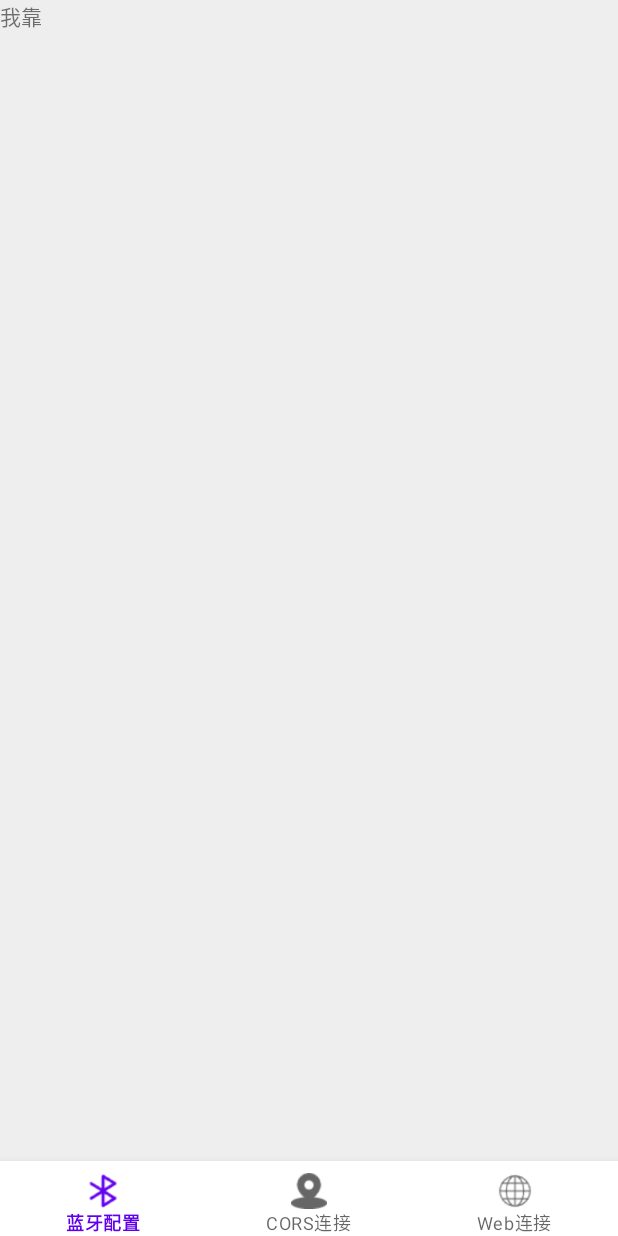
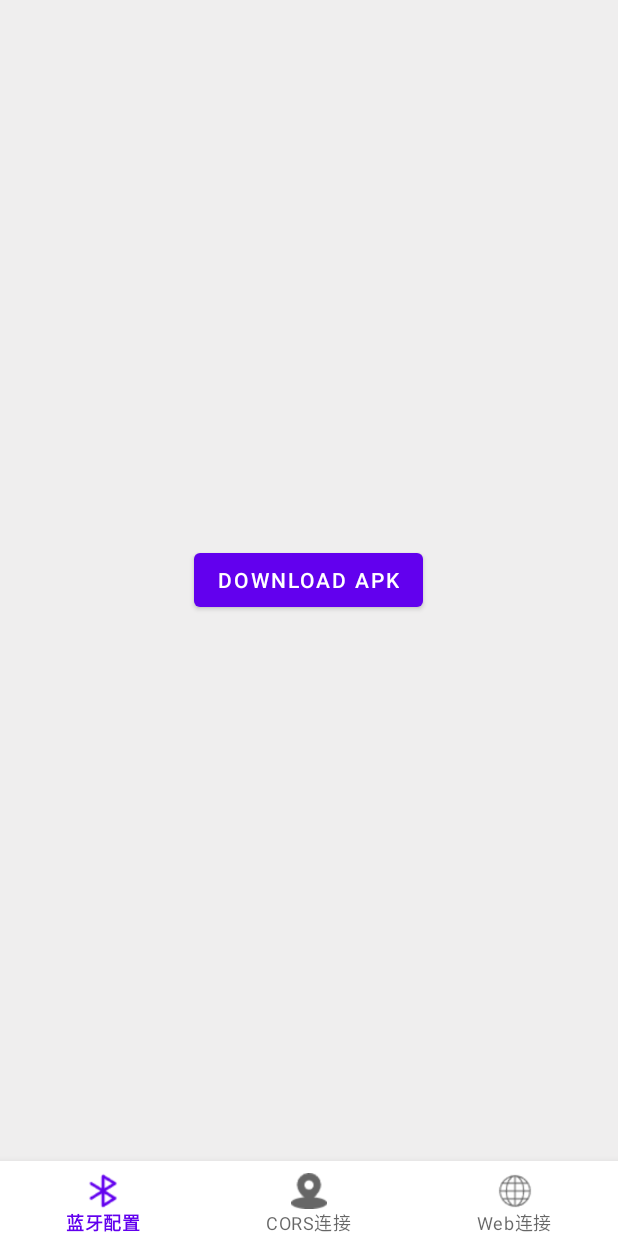
Before and after one commit to Wangshenggui/LC29H_RTK_APP, an Android app: the fragment Web_top2Fragment placed in its activity, on a phone screen of 412 x 824 dp. Run offline under Robolectric (Android 15) with nearby library versions, the light colour scheme and no system bars; 1 statement that could not run was skipped.

Commit message:
实现简单在线更新app

```diff
--- a/app/src/main/java/com/example/lc29h_rtk_app/main_fragment/web_topFragment/Web_top2Fragment.java
+++ b/app/src/main/java/com/example/lc29h_rtk_app/main_fragment/web_topFragment/Web_top2Fragment.java
@@ -1,12 +1,13 @@
 package com.example.lc29h_rtk_app.main_fragment.web_topFragment;
 
+import android.content.Intent;
+import android.net.Uri;
 import android.os.Bundle;
-
 import androidx.fragment.app.Fragment;
-
 import android.view.LayoutInflater;
 import android.view.View;
 import android.view.ViewGroup;
+import android.widget.Button;
 
 import com.example.lc29h_rtk_app.R;
 
@@ -17,12 +18,9 @@ import com.example.lc29h_rtk_app.R;
  */
 public class Web_top2Fragment extends Fragment {
 
-    // TODO: Rename parameter arguments, choose names that match
-    // the fragment initialization parameters, e.g. ARG_ITEM_NUMBER
     private static final String ARG_PARAM1 = "param1";
     private static final String ARG_PARAM2 = "param2";
 
-    // TODO: Rename and change types of parameters
     private String mParam1;
     private String mParam2;
 
@@ -30,15 +28,6 @@ public class Web_top2Fragment extends Fragment {
         // Required empty public constructor
     }
 
-    /**
-     * Use this factory method to create a new instance of
-     * this fragment using the provided parameters.
-     *
-     * @param param1 Parameter 1.
-     * @param param2 Parameter 2.
-     * @return A new instance of fragment Web_top2Fragment.
-     */
-    // TODO: Rename and change types and number of parameters
     public static Web_top2Fragment newInstance(String param1, String param2) {
         Web_top2Fragment fragment = new Web_top2Fragment();
         Bundle args = new Bundle();
@@ -61,6 +50,19 @@ public class Web_top2Fragment extends Fragment {
     public View onCreateView(LayoutInflater inflater, ViewGroup container,
                              Bundle savedInstanceState) {
         // Inflate the layout for this fragment
-        return inflater.inflate(R.layout.fragment_web_top2, container, false);
+        View view = inflater.inflate(R.layout.fragment_web_top2, container, false);
+
+        Button downloadButton = view.findViewById(R.id.downloadButton);
+        downloadButton.setOnClickListener(new View.OnClickListener() {
+            @Override
+            public void onClick(View v) {
+                // Create an Intent to open the URL in a browser
+                Intent intent = new Intent(Intent.ACTION_VIEW);
+                intent.setData(Uri.parse("http://47.109.46.41/app-release.apk"));
+                startActivity(intent);
+            }
+        });
+
+        return view;
     }
 }
--- a/app/src/main/res/layout/fragment_web_top2.xml
+++ b/app/src/main/res/layout/fragment_web_top2.xml
@@ -1,14 +1,13 @@
 <?xml version="1.0" encoding="utf-8"?>
-<FrameLayout xmlns:android="http://schemas.android.com/apk/res/android"
-    xmlns:tools="http://schemas.android.com/tools"
+<RelativeLayout xmlns:android="http://schemas.android.com/apk/res/android"
     android:layout_width="match_parent"
-    android:layout_height="match_parent"
-    tools:context=".main_fragment.web_topFragment.Web_top2Fragment">
+    android:layout_height="match_parent">
 
-    <!-- TODO: Update blank fragment layout -->
-    <TextView
-        android:layout_width="match_parent"
-        android:layout_height="match_parent"
-        android:text="我靠" />
+    <Button
+        android:id="@+id/downloadButton"
+        android:layout_width="wrap_content"
+        android:layout_height="wrap_content"
+        android:text="Download APK"
+        android:layout_centerInParent="true" />
 
-</FrameLayout>
+</RelativeLayout>
```
Also changed, not shown: app/src/main/AndroidManifest.xml (+18 -0 lines), 2 other files.
